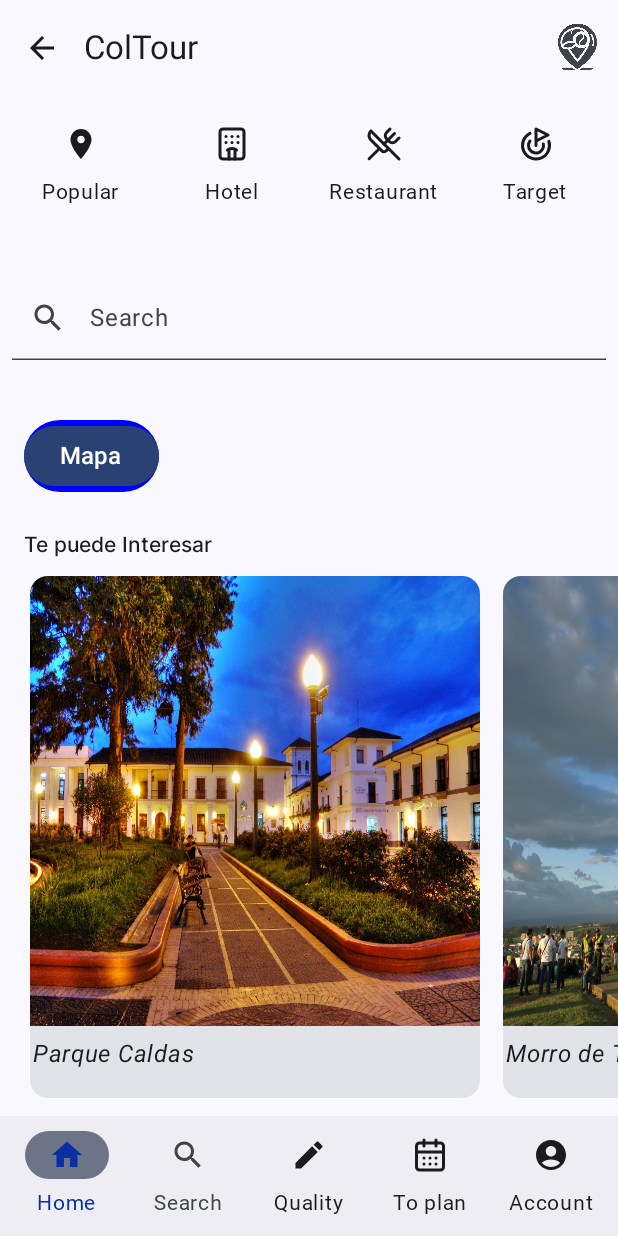
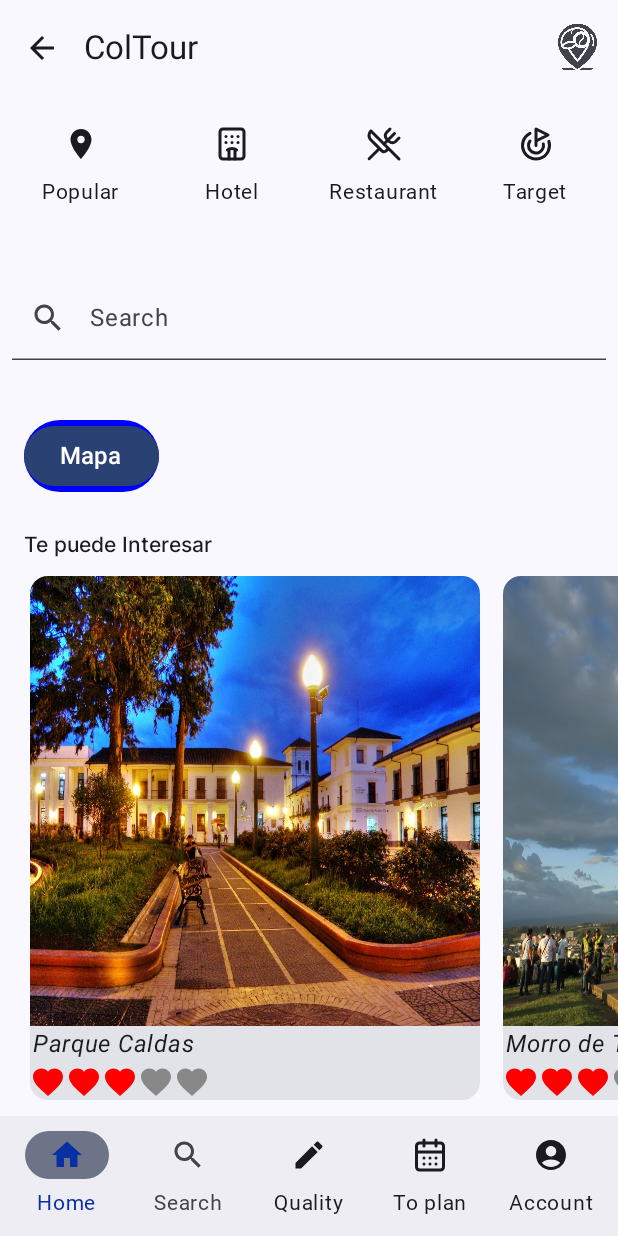
Before and after one commit to kevindm9/AppMobileTour, an Android app built with Jetpack Compose: the screen it shows after launch (MainActivity), on a phone screen of 412 x 824 dp. Run offline under Robolectric (Android 15) with nearby library versions, the phone set to English and light mode, and no system bars; our stand-ins replace Dagger/Hilt's generated code.

Commit message:
Rating añadido en vista Populares

```diff
--- a/app/src/main/java/edu/unicauca/appeasytour/View/LoginScreen/CuentaNavigation.kt
+++ b/app/src/main/java/edu/unicauca/appeasytour/View/LoginScreen/CuentaNavigation.kt
@@ -9,6 +9,7 @@ import androidx.navigation.navArgument
 import edu.unicauca.appeasytour.View.CommentScreen.Views.AddScreen
 import edu.unicauca.appeasytour.View.CommentScreen.Views.CommentsScreen
 import edu.unicauca.appeasytour.View.CommentScreen.Views.UpdateScreen
+import edu.unicauca.appeasytour.View.cuentaView
 
 @Composable
 fun LoginNavigation(navController: NavHostController) {
--- a/app/src/main/java/edu/unicauca/appeasytour/View/PopularScreen/NavigationPopular.kt
+++ b/app/src/main/java/edu/unicauca/appeasytour/View/PopularScreen/NavigationPopular.kt
@@ -7,7 +7,7 @@ import androidx.navigation.compose.composable
 import androidx.navigation.compose.rememberNavController
 import edu.unicauca.appeasytour.MapActivity
 import edu.unicauca.appeasytour.View.LoginScreen.LoginScreen
-import edu.unicauca.appeasytour.View.LoginScreen.cuentaView
+
 
 @Composable
 fun NavigationPopular(navController: NavHostController) {
--- a/app/src/main/java/edu/unicauca/appeasytour/View/PopularScreen/PopularScreen.kt
+++ b/app/src/main/java/edu/unicauca/appeasytour/View/PopularScreen/PopularScreen.kt
@@ -7,6 +7,7 @@ import androidx.compose.foundation.background
 import androidx.compose.foundation.layout.Arrangement
 import androidx.compose.foundation.layout.Column
 import androidx.compose.foundation.layout.PaddingValues
+import androidx.compose.foundation.layout.Row
 import androidx.compose.foundation.layout.padding
 import androidx.compose.foundation.layout.paddingFromBaseline
 import androidx.compose.foundation.layout.size
@@ -15,7 +16,10 @@ import androidx.compose.foundation.lazy.items
 import androidx.compose.foundation.rememberScrollState
 import androidx.compose.foundation.shape.RoundedCornerShape
 import androidx.compose.foundation.verticalScroll
+import androidx.compose.material.icons.Icons
+import androidx.compose.material.icons.filled.Favorite
 import androidx.compose.material3.Card
+import androidx.compose.material3.Icon
 import androidx.compose.material3.MaterialTheme
 import androidx.compose.material3.Surface
 import androidx.compose.material3.Text
@@ -51,10 +55,12 @@ private val HotelesRecomendados = listOf(
     R.drawable.hotel_torre_real to R.string.hotel_torre_real,
 ).map {DrawableStringPair(it.first, it.second) }
 
+
 @Composable
 fun Tarjetas(
     @DrawableRes drawable: Int,
     @StringRes title: Int,
+    rating: Float, // Nuevo parámetro para la calificación
     modifier: Modifier = Modifier
 ) {
     Card(
@@ -77,13 +83,30 @@ fun Tarjetas(
                 stringResource(id = title),
                 fontStyle= FontStyle.Italic,
                 modifier = Modifier
-                    .paddingFromBaseline(top = 24.dp, bottom = 24.dp)
+                    .paddingFromBaseline(top = 8.dp, bottom = 8.dp)
                     .padding(horizontal = 2.dp)
 
+            )
+            Rating(rating = rating) // Mostrar la calificación
+        }
+    }
+}
+
+
+@Composable
+fun Rating(rating: Float) {
+    Row {
+        repeat(5) { index ->
+            Icon(
+                imageVector = Icons.Default.Favorite,
+                contentDescription = null,
+                tint = if (rating >= index + 1) Color.Red else Color.Gray,
+                modifier = Modifier.size(24.dp)
             )
         }
     }
 }
+
 
 @Composable
 fun Button(navHostController: NavHostController){
@@ -110,7 +133,8 @@ fun FilaInteres(
         items (DestinosTuristicos){
                 item->Tarjetas(
             drawable= item.drawable,
-            title= item.text
+            title= item.text,
+            rating = 3.5f // Aquí deberías proporcionar la calificación real del destino turístico
         )
         }
 
@@ -130,7 +154,8 @@ fun FilaHoteles(
                 item->
             Tarjetas(
                 drawable= item.drawable,
-                title= item.text
+                title= item.text,
+                rating = 4.0f // Aquí deberías proporcionar la calificación real del hotel
             )
         }
 
```
